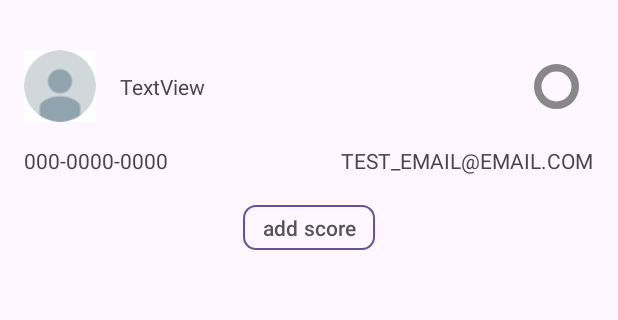
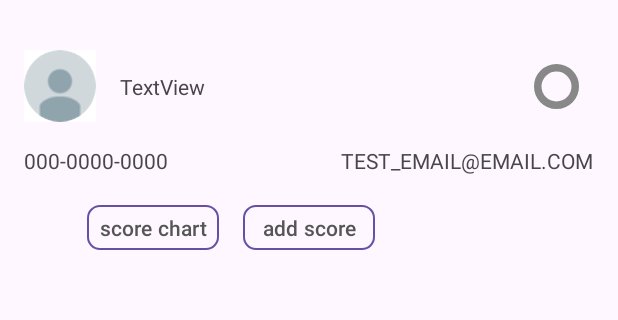
Before and after one commit to HyunjeLee/likealion-mini-project, an Android app: the DetailActivity screen opened directly, with no data from a screen before it, on a phone screen of 412 x 824 dp, the part 70-390 px from its top. Run offline under Robolectric (Android 15) with nearby library versions, the phone set to English and light mode, and no system bars.

Commit message:
feat: webview (score chart) 추가
- test.html 내 data 주입 코드 누락으로 인해 추가

```diff
--- a/app/src/main/AndroidManifest.xml
+++ b/app/src/main/AndroidManifest.xml
@@ -27,6 +27,9 @@
         android:theme="@style/Theme.Likealionminiproject"
         tools:targetApi="31">
         <activity
+            android:name=".ChartActivity"
+            android:exported="false" />
+        <activity
             android:name=".AddScoreActivity"
             android:exported="false" />
         <activity
--- a/app/src/main/res/layout/activity_detail.xml
+++ b/app/src/main/res/layout/activity_detail.xml
@@ -89,6 +89,20 @@
         tools:layout_editor_absoluteX="180dp"
         tools:layout_editor_absoluteY="371dp" />
 
+    <Button
+        android:id="@+id/btn_show_score_chart"
+        android:layout_width="wrap_content"
+        android:layout_height="wrap_content"
+        android:text="score chart"
+        app:layout_constraintEnd_toStartOf="@id/btn_add_score"
+        app:layout_constraintBottom_toBottomOf="@id/btn_add_score"
+        app:layout_constraintTop_toTopOf="@id/btn_add_score"
+        android:layout_marginEnd="16dp"
+        android:minHeight="30dp"
+        android:padding="1dp"
+        android:textColor="#555555"
+        android:background="@drawable/outline_button" />
+
     <androidx.recyclerview.widget.RecyclerView
         android:id="@+id/rv_detail"
         android:layout_width="0dp"
```
Also changed, not shown: app/src/main/java/com/example/likealion_mini_project/ChartActivity.java (added, +75 -0 lines), app/src/main/java/com/example/likealion_mini_project/DetailActivity.java (+15 -0 lines), app/src/main/res/layout/activity_chart.xml (added, +31 -0 lines), 1 other file.
